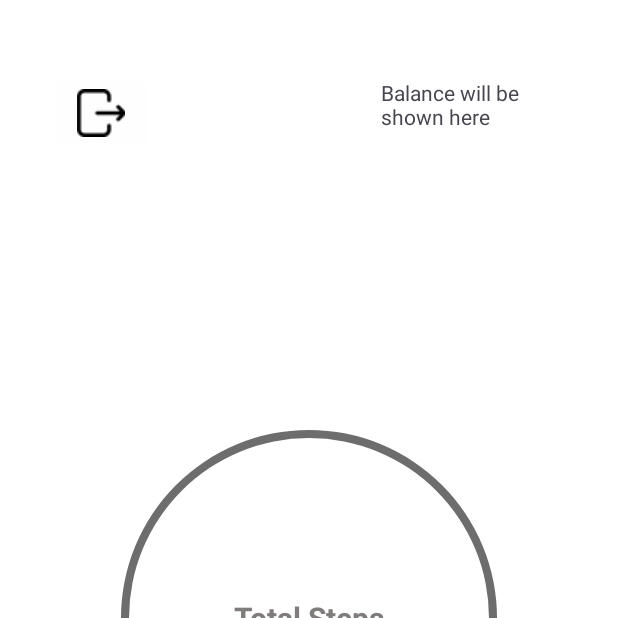
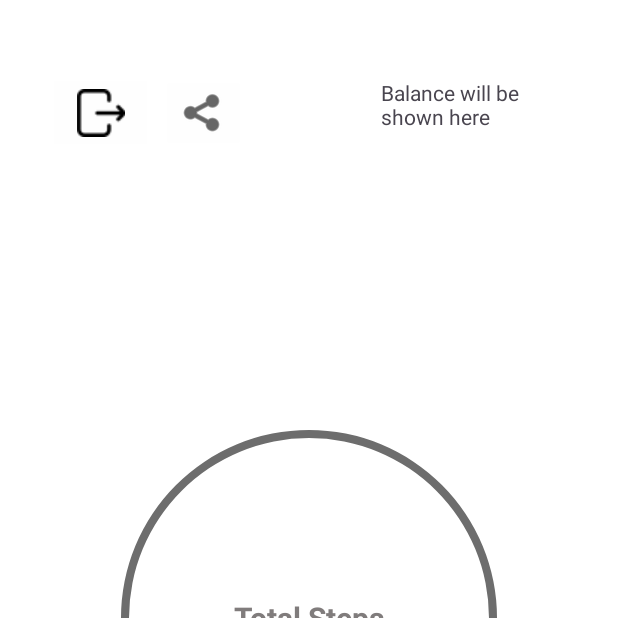
Before and after one commit to iremerdol/MobileApp_Project, an Android app: the screen it shows after launch once a user with an empty profile is signed in (MainActivity), on a phone screen of 412 x 824 dp, the top half of it. Run offline under Robolectric (Android 15) with nearby library versions, the phone set to English and light mode, and no system bars; our stand-ins replace Firebase (no records; nobody signed in at launch, a user with empty details on screens opened directly).

Commit message:
share button

```diff
--- a/app/src/main/java/com/example/teamproject/MainActivity.java
+++ b/app/src/main/java/com/example/teamproject/MainActivity.java
@@ -32,7 +32,7 @@ public class MainActivity extends AppCompatActivity implements SensorEventListen
     private ProgressBar progressBar;
     private TextView steps;
 
-    private ImageButton buttonLogOut;
+    private ImageButton buttonLogOut,buttonShare;
 
     private FirebaseAuth mAuth;
 
@@ -42,6 +42,7 @@ public class MainActivity extends AppCompatActivity implements SensorEventListen
         setContentView(R.layout.activity_main);
 
         buttonLogOut = findViewById(R.id.buttonLogOut);
+        buttonShare = findViewById(R.id.buttonShare);
 
         mAuth = FirebaseAuth.getInstance();
         FirebaseUser currentUser = mAuth.getCurrentUser();
@@ -56,6 +57,15 @@ public class MainActivity extends AppCompatActivity implements SensorEventListen
             public void onClick(View v) {
                 FirebaseAuth.getInstance().signOut();
                 Intent intent = new Intent(MainActivity.this, login.class);
+                startActivity(intent);
+                finish();
+            }
+        });
+
+        buttonShare.setOnClickListener(new View.OnClickListener() {
+            @Override
+            public void onClick(View v) {
+                Intent intent = new Intent(MainActivity.this, contacts.class);
                 startActivity(intent);
                 finish();
             }
--- a/app/src/main/res/layout/activity_main.xml
+++ b/app/src/main/res/layout/activity_main.xml
@@ -72,6 +72,22 @@
         android:background="#FEFEFE"
         android:backgroundTint="#FEFEFE"
         android:src="@drawable/exit" />
+
+    <ImageButton
+        android:id="@+id/buttonShare"
+        android:layout_width="wrap_content"
+        android:layout_height="wrap_content"
+        android:layout_alignParentStart="true"
+        android:layout_alignParentTop="true"
+        android:layout_alignParentEnd="true"
+        android:layout_marginStart="107dp"
+        android:layout_marginTop="49dp"
+        android:layout_marginEnd="248dp"
+        android:layout_marginBottom="115dp"
+        android:backgroundTint="#FEFEFE"
+        app:tint="#000000"
+        android:tintMode="src_atop"
+        app:srcCompat="@android:drawable/ic_menu_share" />
     />
 
 
```
Also changed, not shown: app/src/main/AndroidManifest.xml (+10 -0 lines), app/src/main/java/com/example/teamproject/contacts.java (added, +121 -0 lines).
